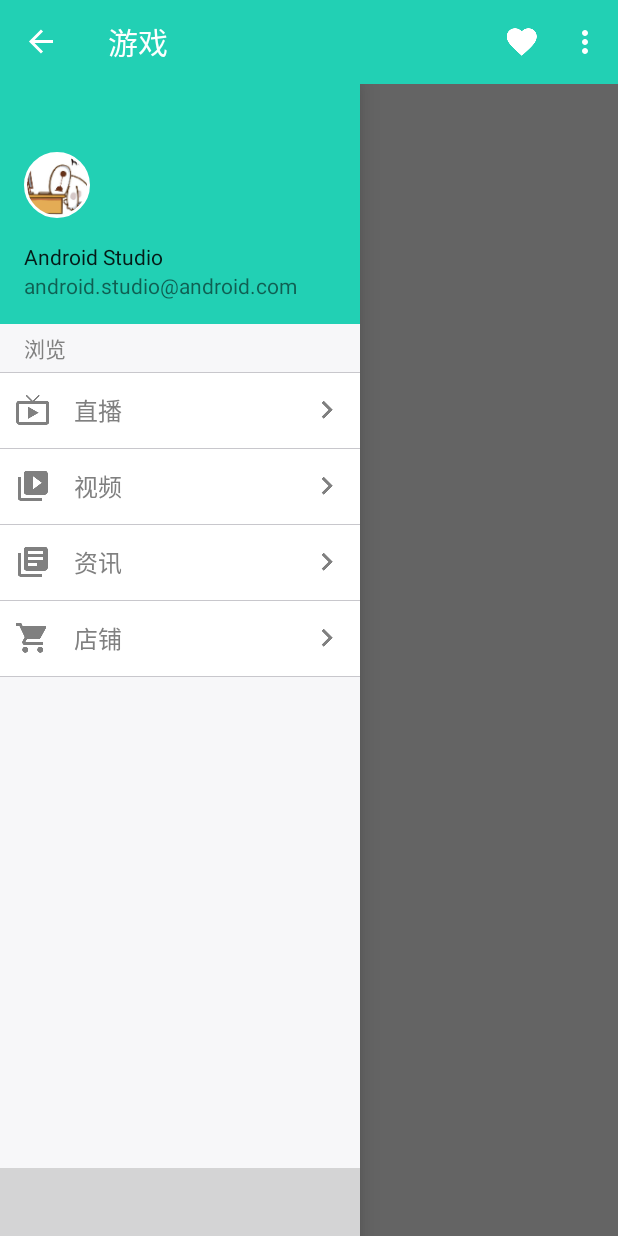
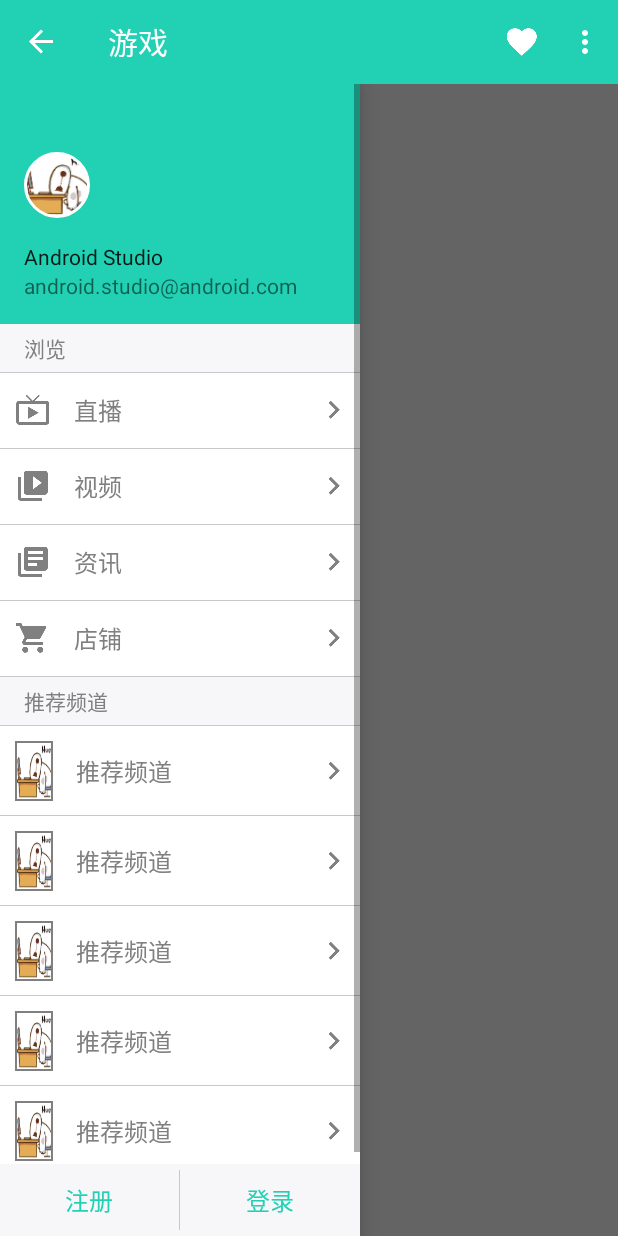
Before and after one commit to otman3339/LoLive, an Android app: the screen it shows after launch (MainActivity), with the side drawer open, on a phone screen of 412 x 824 dp. Run offline under Robolectric (Android 15) with nearby library versions, the phone set to English and light mode, and no system bars; our stand-ins replace CircleImageView.

Commit message:
1 修改侧滑菜单布局

```diff
--- a/app/src/main/java/com/blue339/lolive/activity/MainActivity.java
+++ b/app/src/main/java/com/blue339/lolive/activity/MainActivity.java
@@ -3,15 +3,25 @@ package com.blue339.lolive.activity;
 import android.graphics.PorterDuff;
 import android.graphics.drawable.Drawable;
 import android.os.Bundle;
+import android.os.Handler;
+import android.os.Message;
 import android.support.v4.graphics.drawable.DrawableCompat;
 import android.support.v4.widget.DrawerLayout;
 import android.support.v7.app.ActionBarDrawerToggle;
+import android.view.LayoutInflater;
 import android.view.Menu;
 import android.view.View;
+import android.widget.LinearLayout;
+import android.widget.ScrollView;
 import android.widget.TextView;
 import android.widget.Toast;
 
 import com.blue339.lolive.R;
+
+import java.util.ArrayList;
+import java.util.HashMap;
+import java.util.List;
+import java.util.Map;
 
 public class MainActivity extends BaseActivity {
 
@@ -20,8 +30,11 @@ public class MainActivity extends BaseActivity {
     private ActionBarDrawerToggle mDrawerToggle;
 
     private TextView tvTvLive, tvVideo, tvInformation, tvShop;
+    private ScrollView svNavigation;
+    private LinearLayout lvAdviceChannel;
 
     private View.OnClickListener clickListener;
+    private Handler mHandler;
 
     @Override
     protected void onCreate(Bundle savedInstanceState) {
@@ -29,8 +42,19 @@ public class MainActivity extends BaseActivity {
         setContentView(R.layout.activity_main);
 
         clickListener = new ClickListener();
+        mHandler = new Handler(new Handler.Callback() {
+            @Override
+            public boolean handleMessage(Message msg) {
+                handleBaseMessage(msg);
+                return false;
+            }
+        });
 
         initView();
+    }
+
+    private void handleBaseMessage(Message msg) {
+
     }
 
     protected void initView() {
@@ -59,6 +83,36 @@ public class MainActivity extends BaseActivity {
         Drawable[] tvShopDrawables = tvShop.getCompoundDrawables();
         tvShop.setCompoundDrawables(tintDrawable(tvShopDrawables[0], 1f), null,
                 tintDrawable(tvShopDrawables[2], 1f), null);
+
+        lvAdviceChannel = (LinearLayout) findViewById(R.id.lv_advice_channel);
+
+        List<Map<String, Object>> data = new ArrayList<>();
+        for(int i=0; i<5; i++) {
+            Map<String, Object> map = new HashMap<>();
+            data.add(map);
+            View view = LayoutInflater.from(this).inflate(R.layout.listview_item_navigation, null);
+
+            TextView title = (TextView) view.findViewById(R.id.tv_title);
+            Drawable[] drawables = title.getCompoundDrawables();
+            title.setCompoundDrawables(null, null, tintDrawable(drawables[2], 1f), null);
+            view.setOnClickListener(new View.OnClickListener() {
+                @Override
+                public void onClick(View v) {
+
+                }
+            });
+
+            lvAdviceChannel.addView(view);
+        }
+        /*SimpleAdapter adapter = new SimpleAdapter(this, data,
+                R.layout.listview_item_navigation, new String[]{}, new int[]{});
+        lvAdviceChannel.setAdapter(adapter);
+        Utility.setListViewHeightBasedOnChildren(lvAdviceChannel);*/
+
+
+        svNavigation = (ScrollView) findViewById(R.id.sv_navigation);
+        svNavigation.smoothScrollTo(0, 0);
+
 
         tvTvLive.setOnClickListener(clickListener);
         tvVideo.setOnClickListener(clickListener);
--- /dev/null
+++ b/app/src/main/java/com/blue339/lolive/adapter/AdviceChannelAdapter.java
@@ -0,0 +1,46 @@
+package com.blue339.lolive.adapter;
+
+import android.support.v7.widget.RecyclerView;
+import android.view.LayoutInflater;
+import android.view.View;
+import android.view.ViewGroup;
+import android.widget.ImageView;
+import android.widget.TextView;
+
+import com.blue339.lolive.R;
+
+/**
+ * Created by zeminwang on 16/5/19.
+ */
+public class AdviceChannelAdapter extends RecyclerView.Adapter<AdviceChannelAdapter.ViewHolder> {
+
+    @Override
+    public ViewHolder onCreateViewHolder(ViewGroup parent, int viewType) {
+        View view = LayoutInflater.from(parent.getContext())
+                .inflate(R.layout.listview_item_navigation, parent, false);
+        ViewHolder viewHolder = new ViewHolder(view);
+        return viewHolder;
+    }
+
+    @Override
+    public void onBindViewHolder(ViewHolder holder, int position) {
+
+    }
+
+    @Override
+    public int getItemCount() {
+        return 10;
+    }
+
+    class ViewHolder extends RecyclerView.ViewHolder {
+
+        ImageView ivAvatar;
+        TextView tvTitle;
+
+        public ViewHolder(View view) {
+            super(view);
+            ivAvatar = (ImageView) view.findViewById(R.id.iv_avatar);
+            tvTitle = (TextView) view.findViewById(R.id.tv_title);
+        }
+    }
+}
--- /dev/null
+++ b/app/src/main/java/com/blue339/lolive/util/Utility.java
@@ -0,0 +1,34 @@
+package com.blue339.lolive.util;
+
+import android.view.View;
+import android.view.ViewGroup;
+import android.widget.ListAdapter;
+import android.widget.ListView;
+
+/**
+ * Created by zeminwang on 16/5/19.
+ */
+public class Utility {
+
+    public static void setListViewHeightBasedOnChildren(ListView listView) {
+        // 获取ListView对应的Adapter
+        ListAdapter listAdapter = listView.getAdapter();
+        if (listAdapter == null) {
+            return;
+        }
+        int totalHeight = listView.getPaddingTop() + listView.getPaddingBottom();
+        for (int i = 0, len = listAdapter.getCount(); i < len; i++) { // listAdapter.getCount()返回数据项的数目
+            View listItem = listAdapter.getView(i, null, listView);
+            if(listItem instanceof ViewGroup) {
+                listItem.measure(0, 0); // 计算子项View 的宽高
+            }
+            totalHeight += listItem.getMeasuredHeight(); // 统计所有子项的总高度
+        }
+        ViewGroup.LayoutParams params = listView.getLayoutParams();
+        params.height = totalHeight
+                + (listView.getDividerHeight() * (listAdapter.getCount() - 1));
+        // listView.getDividerHeight()获取子项间分隔符占用的高度
+        // params.height最后得到整个ListView完整显示需要的高度
+        listView.setLayoutParams(params);
+    }
+}
--- /dev/null
+++ b/app/src/main/java/com/blue339/lolive/views/ScrollListView.java
@@ -0,0 +1,29 @@
+package com.blue339.lolive.views;
+
+import android.content.Context;
+import android.util.AttributeSet;
+import android.widget.ListView;
+
+/**
+ * Created by zeminwang on 16/5/19.
+ */
+public class ScrollListView extends ListView {
+
+    public ScrollListView(Context context) {
+        super(context);
+    }
+
+    public ScrollListView(Context context, AttributeSet attrs) {
+        super(context, attrs);
+    }
+
+    public ScrollListView(Context context, AttributeSet attrs, int defStyleAttr) {
+        super(context, attrs, defStyleAttr);
+    }
+
+    @Override
+    protected void onMeasure(int widthMeasureSpec, int heightMeasureSpec) {
+        int expandSpec = MeasureSpec.makeMeasureSpec(Integer.MAX_VALUE >> 2, MeasureSpec.AT_MOST);
+        super.onMeasure(widthMeasureSpec, heightMeasureSpec);
+    }
+}
--- /dev/null
+++ b/app/src/main/res/drawable-xxxhdpi/navigation_item_avatar_bg_selector.xml
@@ -0,0 +1,9 @@
+<?xml version="1.0" encoding="utf-8"?>
+<selector xmlns:android="http://schemas.android.com/apk/res/android">
+
+    <item android:drawable="@color/colorTheme" android:state_pressed="true" />
+    <item android:drawable="@color/colorTheme" android:state_focused="true" />
+    <item android:drawable="@color/colorTheme" android:state_checked="true" />
+    <item android:drawable="@color/gray" />
+
+</selector>
--- /dev/null
+++ b/app/src/main/res/drawable-xxxhdpi/navigation_item_bg_selector.xml
@@ -0,0 +1,9 @@
+<?xml version="1.0" encoding="utf-8"?>
+<selector xmlns:android="http://schemas.android.com/apk/res/android">
+
+    <item android:drawable="@color/colorThemeGray" android:state_pressed="true" />
+    <item android:drawable="@color/colorThemeGray" android:state_focused="true" />
+    <item android:drawable="@color/colorThemeGray" android:state_checked="true" />
+    <item android:drawable="@color/white" />
+
+</selector>
--- /dev/null
+++ b/app/src/main/res/layout/listview_item_navigation.xml
@@ -0,0 +1,38 @@
+<?xml version="1.0" encoding="utf-8"?>
+<RelativeLayout xmlns:android="http://schemas.android.com/apk/res/android"
+    android:layout_width="match_parent"
+    android:layout_height="wrap_content"
+    android:background="@drawable/navigation_item_bg_selector">
+
+    <ImageView
+        android:id="@+id/iv_avatar"
+        android:layout_width="25dp"
+        android:layout_height="40dp"
+        android:layout_marginLeft="10dp"
+        android:layout_centerVertical="true"
+        android:layout_alignParentLeft="true"
+        android:scaleType="fitXY"
+        android:padding="1dp"
+        android:src="@drawable/default_head"
+        android:background="@drawable/navigation_item_avatar_bg_selector"/>
+
+    <TextView
+        android:id="@+id/tv_title"
+        android:layout_width="match_parent"
+        android:layout_height="60dp"
+        android:layout_toRightOf="@+id/iv_avatar"
+        android:gravity="center_vertical|left"
+        android:paddingLeft="15dp"
+        android:drawableRight="@drawable/ic_navigate_next_white_24dp"
+        android:paddingRight="@dimen/navigation_item_padding_right"
+        android:text="@string/advice_channel"
+        android:textSize="@dimen/navigation_item_text_size"
+        android:textColor="@color/default_tint_selector"/>
+
+    <View
+        android:layout_width="match_parent"
+        android:layout_height="1px"
+        android:layout_alignParentBottom="true"
+        android:background="@color/colorDividerLine" />
+
+</RelativeLayout>
--- a/app/src/main/res/layout/navigation_header.xml
+++ b/app/src/main/res/layout/navigation_header.xml
@@ -9,9 +9,10 @@
     android:background="@color/colorThemeGray">
 
     <ScrollView
+        android:id="@+id/sv_navigation"
         android:layout_width="match_parent"
         android:layout_height="match_parent"
-        android:layout_marginBottom="45dp">
+        android:layout_marginBottom="48dp">
 
         <LinearLayout
             android:layout_width="match_parent"
@@ -153,14 +154,61 @@
 
             </RadioGroup>
 
+            <TextView
+                android:layout_width="match_parent"
+                android:layout_height="32dp"
+                android:gravity="center_vertical|left"
+                android:paddingLeft="@dimen/activity_horizontal_margin"
+                android:text="@string/advice_channel"
+                android:textColor="@color/gray" />
+
+            <View
+                android:layout_width="match_parent"
+                android:layout_height="1px"
+                android:background="@color/colorDividerLine" />
+
+            <LinearLayout
+                android:id="@+id/lv_advice_channel"
+                android:layout_width="match_parent"
+                android:layout_height="wrap_content"
+                android:orientation="vertical"/>
+
         </LinearLayout>
 
     </ScrollView>
 
     <LinearLayout
         android:layout_width="match_parent"
-        android:layout_height="45dp"
+        android:layout_height="48dp"
         android:layout_gravity="bottom"
-        android:background="#cccc"></LinearLayout>
+        android:orientation="horizontal"
+        android:background="@color/colorThemeGray">
+
+        <TextView
+            android:layout_width="0dp"
+            android:layout_height="match_parent"
+            android:layout_weight="1"
+            android:gravity="center"
+            android:text="@string/register"
+            android:textSize="@dimen/navigation_item_text_size"
+            android:textColor="@color/colorTheme"/>
+
+        <View
+            android:layout_width="1px"
+            android:layout_height="match_parent"
+            android:layout_marginTop="4dp"
+            android:layout_marginBottom="4dp"
+            android:background="@color/colorDividerLine" />
+
+        <TextView
+            android:layout_width="0dp"
+            android:layout_height="match_parent"
+            android:layout_weight="1"
+            android:gravity="center"
+            android:text="@string/login"
+            android:textSize="@dimen/navigation_item_text_size"
+            android:textColor="@color/colorTheme"/>
+
+    </LinearLayout>
 
 </FrameLayout>
--- a/app/src/main/res/values/dimens.xml
+++ b/app/src/main/res/values/dimens.xml
@@ -6,7 +6,7 @@
     <dimen name="navigation_width">240dp</dimen>
 
     <dimen name="navigation_item_padding_left">10dp</dimen>
-    <dimen name="navigation_item_padding_right">10dp</dimen>
+    <dimen name="navigation_item_padding_right">5dp</dimen>
 
     <dimen name="navigation_item_text_size">16sp</dimen>
 
--- a/app/src/main/res/values/strings.xml
+++ b/app/src/main/res/values/strings.xml
@@ -12,5 +12,8 @@
     <string name="setting">设置</string>
     <string name="search">搜索</string>
     <string name="scan">浏览</string>
+    <string name="advice_channel">推荐频道</string>
+    <string name="register">注册</string>
+    <string name="login">登录</string>
     <string name="tip_exit_app">再按一次退出程序</string>
 </resources>
--- a/app/src/main/res/values/styles.xml
+++ b/app/src/main/res/values/styles.xml
@@ -20,7 +20,7 @@
         <item name="android:gravity">center_vertical</item>
         <item name="android:textColor">@color/default_tint_selector</item>
         <item name="android:textSize">@dimen/navigation_item_text_size</item>
-        <item name="android:background">@color/white</item>
+        <item name="android:background">@drawable/navigation_item_bg_selector</item>
     </style>
 
 </resources>
```
Also changed, not shown: 1 other file.
